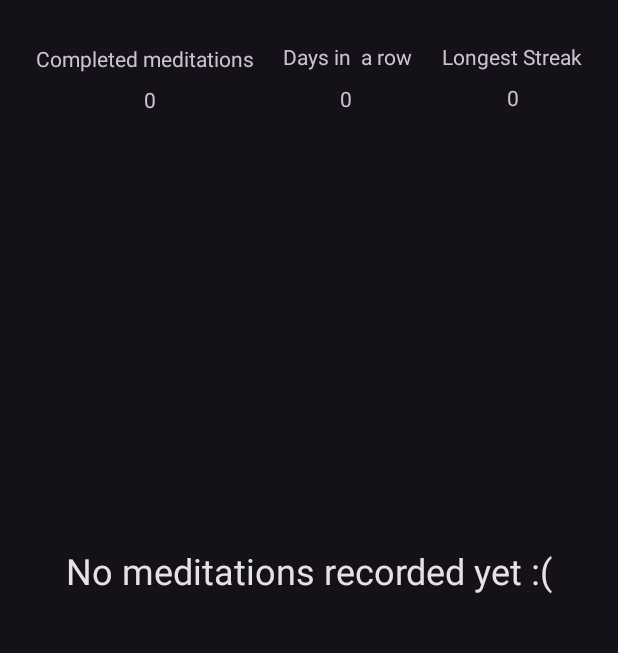
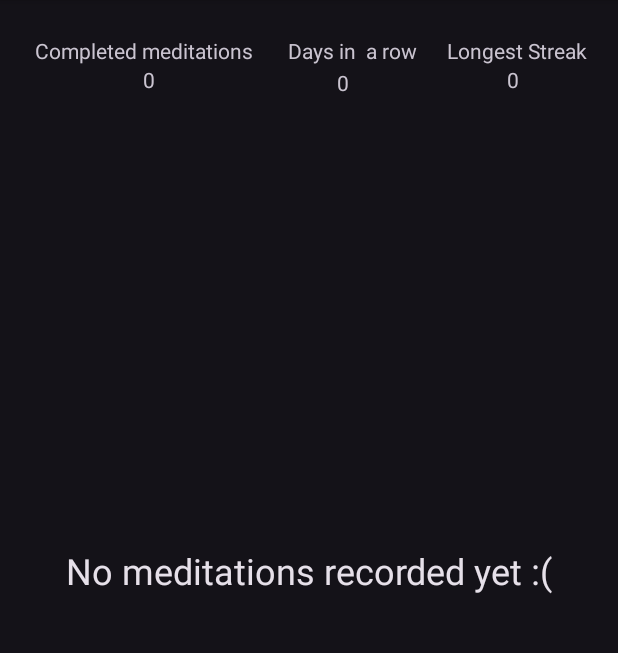
Before and after one commit to dominik686/Meditation_timer, an Android app: the fragment DisplayMeditationsFragment shown on its own in the app's theme, on a phone screen of 412 x 824 dp, the part 96-749 px from its top. Run offline under Robolectric (Android 15) with nearby library versions, the phone set to English and light mode, and no system bars; our stand-ins replace Room's generated code.

Commit message:
Change layouts constraints of statistics

```diff
--- a/app/src/main/res/layout/display_meditations_fragment.xml
+++ b/app/src/main/res/layout/display_meditations_fragment.xml
@@ -16,10 +16,10 @@
         android:textAlignment="center"
         app:layout_constraintBottom_toTopOf="@+id/no_meditations_recorded"
         app:layout_constraintEnd_toStartOf="@+id/longest_streak"
-        app:layout_constraintHorizontal_bias="1.0"
+        app:layout_constraintHorizontal_bias="0.981"
         app:layout_constraintStart_toStartOf="parent"
-        app:layout_constraintTop_toTopOf="parent"
-        app:layout_constraintVertical_bias="0.162" />
+        app:layout_constraintTop_toBottomOf="@+id/days_in_a_row_label"
+        app:layout_constraintVertical_bias="0.006" />
 
     <TextView
         android:id="@+id/no_meditations_recorded"
@@ -52,27 +52,25 @@
         android:layout_width="wrap_content"
         android:layout_height="wrap_content"
         android:layout_marginStart="80dp"
+        android:layout_marginTop="24dp"
         android:layout_marginEnd="20dp"
         android:text="Days in  a row"
-        app:layout_constraintBottom_toTopOf="@+id/no_meditations_recorded"
         app:layout_constraintEnd_toStartOf="@+id/longest_streak_label"
         app:layout_constraintHorizontal_bias="1.0"
         app:layout_constraintStart_toStartOf="parent"
-        app:layout_constraintTop_toTopOf="parent"
-        app:layout_constraintVertical_bias="0.081" />
+        app:layout_constraintTop_toTopOf="parent" />
 
     <TextView
         android:id="@+id/longest_streak_label"
         android:layout_width="wrap_content"
         android:layout_height="wrap_content"
-        android:layout_marginEnd="20dp"
+        android:layout_marginTop="24dp"
+        android:layout_marginEnd="5dp"
         android:text="Longest Streak"
-        app:layout_constraintBottom_toTopOf="@+id/no_meditations_recorded"
         app:layout_constraintEnd_toEndOf="parent"
-        app:layout_constraintHorizontal_bias="0.987"
+        app:layout_constraintHorizontal_bias="0.951"
         app:layout_constraintStart_toStartOf="parent"
-        app:layout_constraintTop_toTopOf="parent"
-        app:layout_constraintVertical_bias="0.081" />
+        app:layout_constraintTop_toTopOf="parent" />
 
     <TextView
         android:id="@+id/longest_streak"
@@ -85,36 +83,34 @@
         app:layout_constraintEnd_toEndOf="parent"
         app:layout_constraintHorizontal_bias="1.0"
         app:layout_constraintStart_toStartOf="parent"
-        app:layout_constraintTop_toTopOf="parent"
-        app:layout_constraintVertical_bias="0.16" />
+        app:layout_constraintTop_toBottomOf="@+id/longest_streak_label"
+        app:layout_constraintVertical_bias="0.0" />
 
     <TextView
         android:id="@+id/completed_meditations_label"
         android:layout_width="wrap_content"
         android:layout_height="wrap_content"
-        android:layout_marginStart="24dp"
+        android:layout_marginStart="5dp"
+        android:layout_marginTop="24dp"
         android:layout_marginEnd="12dp"
         android:text="Completed meditations"
-        app:layout_constraintBottom_toTopOf="@+id/display_meditations_recyclerview"
         app:layout_constraintEnd_toStartOf="@+id/days_in_a_row_label"
-        app:layout_constraintHorizontal_bias="0.0"
+        app:layout_constraintHorizontal_bias="0.621"
         app:layout_constraintStart_toStartOf="parent"
-        app:layout_constraintTop_toTopOf="parent"
-        app:layout_constraintVertical_bias="0.086" />
+        app:layout_constraintTop_toTopOf="parent" />
 
     <TextView
         android:id="@+id/completed_meditations"
-        android:layout_width="wrap_content"
-        android:layout_height="wrap_content"
-        android:layout_marginStart="96dp"
-        android:layout_marginTop="6dp"
-        android:layout_marginEnd="82dp"
+        android:layout_width="142dp"
+        android:layout_height="21dp"
+        android:layout_marginStart="5dp"
         android:text="0"
+        android:textAlignment="center"
         app:layout_constraintBottom_toTopOf="@+id/display_meditations_recyclerview"
         app:layout_constraintEnd_toStartOf="@+id/days_in_a_row"
-        app:layout_constraintHorizontal_bias="1.0"
+        app:layout_constraintHorizontal_bias="0.631"
         app:layout_constraintStart_toStartOf="parent"
         app:layout_constraintTop_toBottomOf="@+id/completed_meditations_label"
-        app:layout_constraintVertical_bias="0.007" />
+        app:layout_constraintVertical_bias="0.0" />
 
 </androidx.constraintlayout.widget.ConstraintLayout>
```
